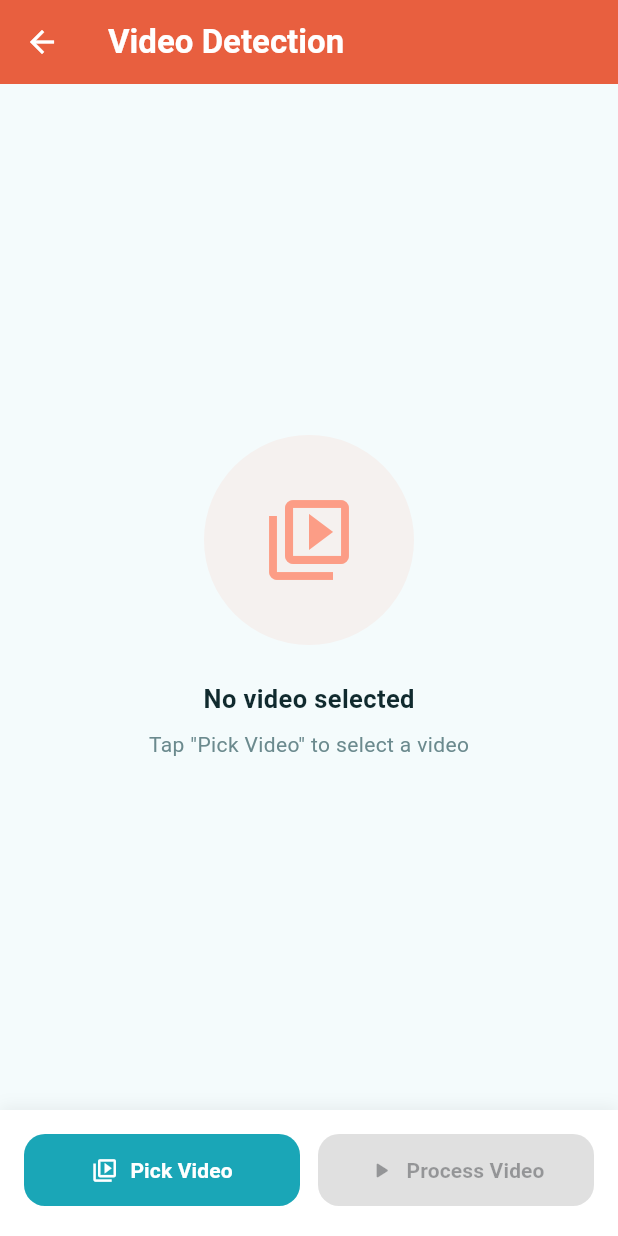
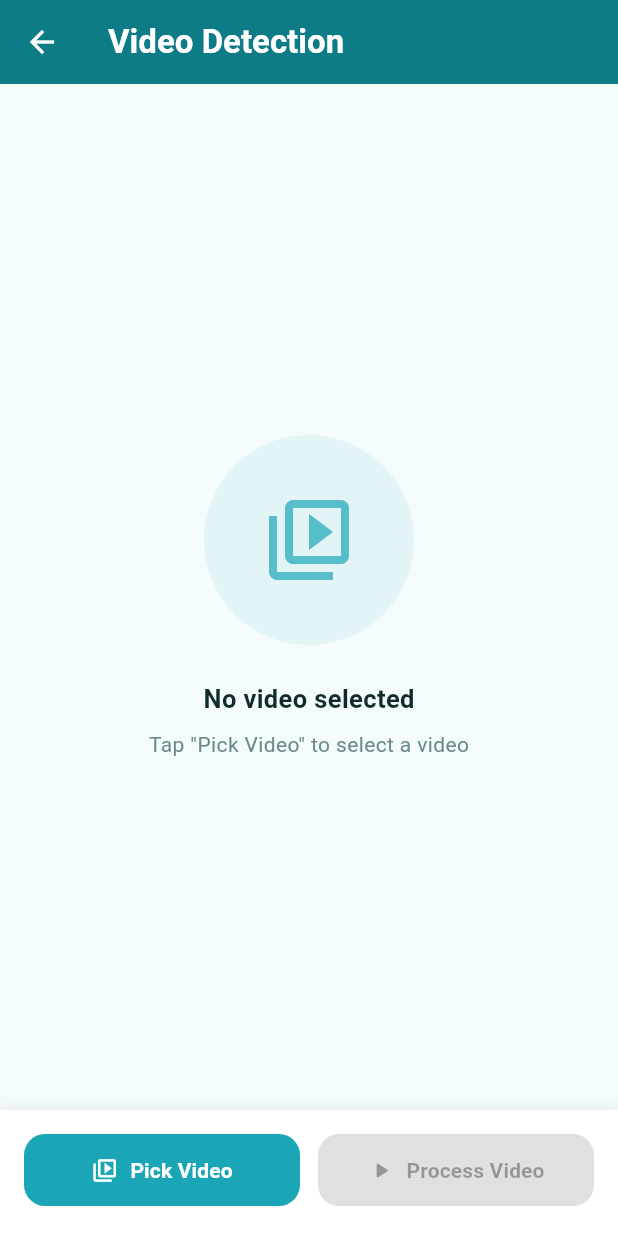
Before and after one commit to Juliartwn/corly-fluter, a Flutter app: the VideoDetectionScreen screen opened directly, on a phone screen of 412 x 824 dp. Run offline on Flutter 3.47's test engine with Material 3 defaults, Android fonts, the light colour scheme and no system bars; our stand-ins replace flutter_svg, image_picker, video_player; missing offline and left inert: tflite_flutter, video_thumbnail.

Commit message:
feat: Update color scheme in video detection screen to use teal instead of coral

```diff
--- a/lib/presentation/screens/video_detection_screen.dart
+++ b/lib/presentation/screens/video_detection_screen.dart
@@ -284,7 +284,7 @@ class _VideoDetectionScreenState extends State<VideoDetectionScreen> {
           'Video Detection',
           style: TextStyle(fontWeight: FontWeight.w700),
         ),
-        backgroundColor: CorlyColors.coralDark,
+        backgroundColor: CorlyColors.tealDark,
         foregroundColor: Colors.white,
         elevation: 0,
         actions: [
@@ -346,7 +346,7 @@ class _VideoDetectionScreenState extends State<VideoDetectionScreen> {
                                   .toStringAsFixed(1)
                             : '0',
                         Icons.analytics_outlined,
-                        CorlyColors.coral,
+                        CorlyColors.tealDark,
                       ),
                     ],
                   ),
@@ -380,7 +380,7 @@ class _VideoDetectionScreenState extends State<VideoDetectionScreen> {
                                 height: 16,
                                 child: CircularProgressIndicator(
                                   strokeWidth: 2,
-                                  color: CorlyColors.coral,
+                                  color: CorlyColors.teal,
                                 ),
                               ),
                             if (_isProcessing) const SizedBox(width: 12),
@@ -434,7 +434,7 @@ class _VideoDetectionScreenState extends State<VideoDetectionScreen> {
                             style: ElevatedButton.styleFrom(
                               backgroundColor: _isProcessing
                                   ? Colors.red.shade600
-                                  : CorlyColors.coralDark,
+                                  : CorlyColors.tealDark,
                               foregroundColor: Colors.white,
                               elevation: 0,
                               padding: const EdgeInsets.symmetric(vertical: 14),
@@ -477,13 +477,13 @@ class _VideoDetectionScreenState extends State<VideoDetectionScreen> {
             width: 140,
             height: 140,
             decoration: BoxDecoration(
-              color: CorlyColors.coral.withValues(alpha: 0.08),
+              color: CorlyColors.teal.withValues(alpha: 0.08),
               shape: BoxShape.circle,
             ),
             child: Icon(
               Icons.video_library_outlined,
               size: 64,
-              color: CorlyColors.coral.withValues(alpha: 0.7),
+              color: CorlyColors.teal.withValues(alpha: 0.7),
             ),
           ),
           const SizedBox(height: 24),
@@ -575,7 +575,7 @@ class _VideoDetectionScreenState extends State<VideoDetectionScreen> {
                           _videoController!,
                           allowScrubbing: true,
                           colors: const VideoProgressColors(
-                            playedColor: CorlyColors.coral,
+                            playedColor: CorlyColors.teal,
                             backgroundColor: Colors.white38,
                           ),
                         ),
```
